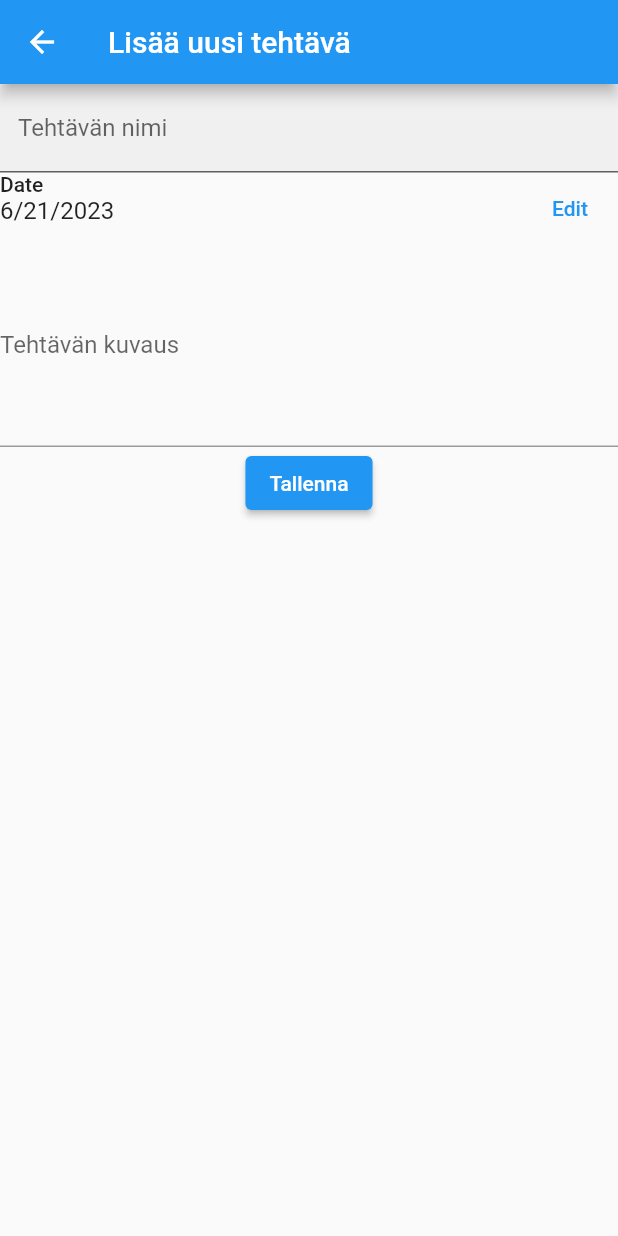
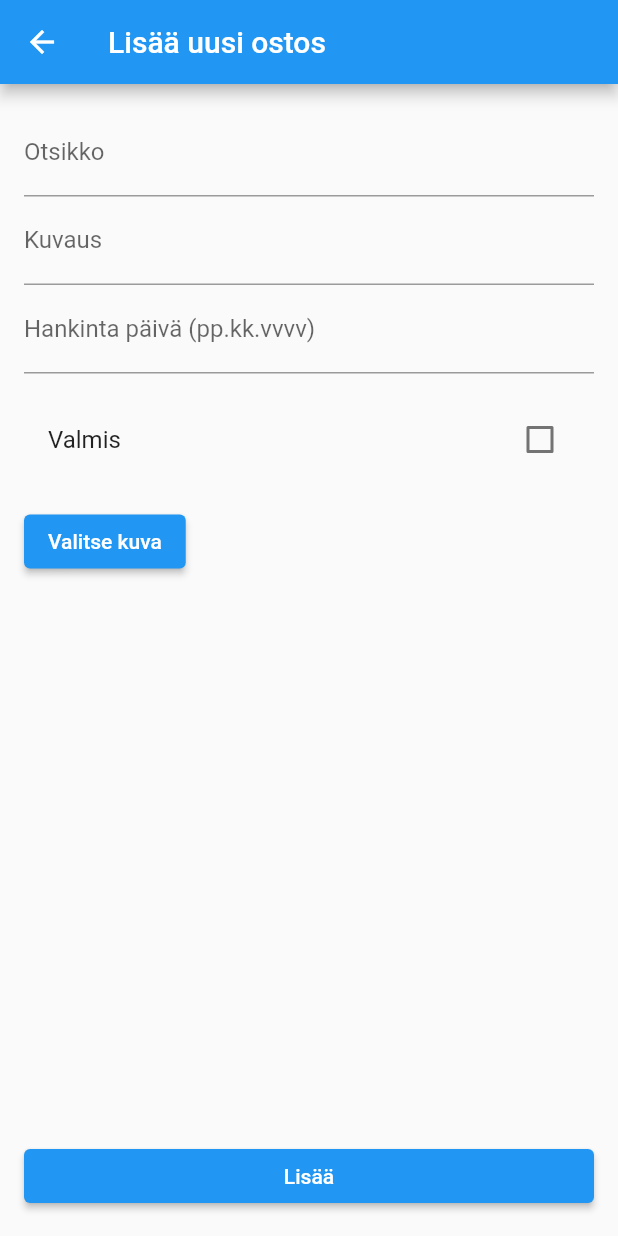
Before and after one commit to juhodufva/tasks, a Flutter app: the screen it shows after launch, after a tap on the "add" icon, on a phone screen of 412 x 824 dp. Run offline on Flutter 3.47's test engine with Material 2 defaults, Android fonts, the phone set to English and light mode, and no system bars; our stand-ins replace image_picker, sqflite; accounts and stored records are empty.

```diff
--- a/lib/data/db_helper.dart
+++ b/lib/data/db_helper.dart
@@ -1,3 +1,5 @@
+import 'dart:developer';
+
 import 'package:path/path.dart';
 import 'package:sqflite/sqflite.dart';
 import 'package:path_provider/path_provider.dart';
@@ -21,12 +23,14 @@ class DatabaseHelper {
   Future<void> init() async {
     final documentsDirectory = await getApplicationDocumentsDirectory();
     final path = join(documentsDirectory.path, _databaseName);
-
+    log('dbhelper_init');
     _db = await openDatabase(
       path,
       version: _databaseVersion,
       onCreate: _onCreate,
     );
+    log(_db.isOpen.toString());
+    log(_db.toString());
   }
 
   // SQL code to create the database table
@@ -54,6 +58,7 @@ class DatabaseHelper {
   // All of the rows are returned as a list of maps, where each map is
   // a key-value list of columns.
   Future<List<TodoItem>> queryAllRows() async {
+    log(_db.isOpen.toString());
     final List<Map<String, dynamic>> maps = await _db.query(table);
 
     return List.generate(maps.length, (i) {
@@ -84,6 +89,13 @@ class DatabaseHelper {
     );
   }
 
+  Future<int> deleteTodoItem(int id) async {
+    final db = await _db.database;
+    return await _db.delete(table, where: "$columnId = ?", whereArgs: [id]);
+  }
+
   Future<void> deleteDatabase(String path) =>
       databaseFactory.deleteDatabase(path);
+
+  queryRowCount() {}
 }
--- a/lib/models/todo_item.dart
+++ b/lib/models/todo_item.dart
@@ -1,16 +1,25 @@
+import 'dart:io';
+
 class TodoItem {
   int id = -1;
   String title = "";
   String description = "";
   DateTime date = DateTime.now();
-  bool done = false;
+  final bool done;
+  File? image;
 
-  TodoItem(
-      {this.id = -1,
-      required this.title,
-      this.description = "",
-      required this.date,
-      this.done = false});
+  TodoItem({
+    this.id = -1,
+    required this.title,
+    this.description = "",
+    required this.date,
+    this.done = false,
+    this.image,
+  });
+
+  void setImage(File image) {
+    this.image = image;
+  }
 
   Map<String, dynamic> toMap() {
     return {
--- a/lib/models/todo_list_manager.dart
+++ b/lib/models/todo_list_manager.dart
@@ -12,6 +12,7 @@ class TodoListManager extends ChangeNotifier {
   TodoListManager() {}
 
   Future<void> init() async {
+    await dbHelper.init();
     loadFromDb();
   }
 
@@ -36,10 +37,16 @@ class TodoListManager extends ChangeNotifier {
   }
 
   void loadFromDb() async {
+    log('todolistManagerLoad');
     final list = await dbHelper.queryAllRows();
     for (TodoItem item in list) {
       _items.add(item);
     }
     notifyListeners();
   }
+
+  void deleteItem(TodoItem item) {
+    _items.remove(item);
+    notifyListeners();
+  }
 }
--- a/lib/views/input_task_view.dart
+++ b/lib/views/input_task_view.dart
@@ -1,142 +1,163 @@
+import 'dart:io';
 import 'package:flutter/material.dart';
-import 'package:intl/intl.dart' as intl;
+import 'package:intl/intl.dart';
+import 'package:provider/provider.dart';
 import 'package:tasks/models/todo_item.dart';
-import 'package:sqflite/sqflite.dart';
-import 'dart:async';
-import 'package:flutter/widgets.dart';
-import 'package:path/path.dart';
+import 'package:tasks/models/todo_list_manager.dart';
+import 'package:image_picker/image_picker.dart';
 
 class InputTaskView extends StatefulWidget {
-  const InputTaskView({super.key});
+  const InputTaskView({Key? key}) : super(key: key);
 
   @override
-  State<InputTaskView> createState() => InputStateView();
+  _InputTaskViewState createState() => _InputTaskViewState();
 }
 
-class InputStateView extends State<InputTaskView> {
-  final _formKey = GlobalKey<FormState>();
-  String? title;
-  String? description;
-  bool? done = false;
-  DateTime date = DateTime.now();
+class _InputTaskViewState extends State<InputTaskView> {
+  late final TextEditingController _titleController;
+  late final TextEditingController _descriptionController;
+  late final TextEditingController _dateController;
+  late bool _done = false;
+  DateTime? _selectedDate;
+  File? _selectedImage;
+
+  @override
+  void initState() {
+    super.initState();
+    _titleController = TextEditingController();
+    _descriptionController = TextEditingController();
+    _dateController = TextEditingController();
+  }
+
+  @override
+  void dispose() {
+    _titleController.dispose();
+    _descriptionController.dispose();
+    _dateController.dispose();
+    super.dispose();
+  }
+
+  Future<void> _selectImage() async {
+    final ImagePicker picker = ImagePicker();
+    final XFile? pickedImage =
+        await picker.pickImage(source: ImageSource.gallery);
+    if (pickedImage != null) {
+      setState(() {
+        _selectedImage = File(pickedImage.path);
+      });
+    }
+  }
 
   @override
   Widget build(BuildContext context) {
     return Scaffold(
       appBar: AppBar(
-        title: const Text("Lisää uusi tehtävä"),
+        title: const Text('Lisää uusi ostos'),
       ),
-      body: Center(
-          child: Form(
-              key: _formKey,
+      body: Padding(
+        padding: const EdgeInsets.all(16.0),
         child: Column(
+          crossAxisAlignment: CrossAxisAlignment.start,
           children: [
-                  TextFormField(
+            TextField(
+              controller: _titleController,
               decoration: const InputDecoration(
-                      filled: true,
-                      hintText: 'Tehtävän nimi',
-                      labelText: 'Tehtävän nimi',
+                labelText: 'Otsikko',
               ),
-                    onChanged: (value) {
-                      title = value;
-                    },
-                    validator: (value) {
-                      if (value!.isEmpty) {
-                        return 'Tehtävän nimi on pakollinen';
+            ),
+            TextField(
+              controller: _descriptionController,
+              decoration: const InputDecoration(
+                labelText: 'Kuvaus',
+              ),
+            ),
+            TextField(
+              controller: _dateController,
+              decoration: const InputDecoration(
+                labelText: 'Hankinta päivä (pp.kk.vvvv)',
+              ),
+              onTap: () async {
+                final DateTime? date = await showDatePicker(
+                  context: context,
+                  initialDate: DateTime.now(),
+                  firstDate: DateTime.now(),
+                  lastDate: DateTime(2100),
+                );
+                if (date != null) {
+                  _selectedDate = date;
+                  _dateController.text = DateFormat('dd.MM.yyyy').format(date);
                 }
-                      return null;
               },
             ),
-                  _FormDatePicker(
-                    date: date,
-                    onChanged: (value) {
+            const SizedBox(height: 16.0),
+            CheckboxListTile(
+              title: const Text('Valmis'),
+              value: _done,
+              onChanged: (bool? value) {
                 setState(() {
-                        date = value;
+                  _done = value ?? false;
                 });
               },
             ),
-                  TextFormField(
-                    decoration: const InputDecoration(
-                      labelText: 'Tehtävän kuvaus',
+            const SizedBox(height: 16.0),
+            ElevatedButton(
+              onPressed: _selectImage,
+              child: const Text('Valitse kuva'),
             ),
-                    validator: (value) {
-                      if (value == null || value.isEmpty) {
-                        return 'Please enter some text';
-                      }
-                      return null;
-                    },
-                    minLines: 5,
-                    maxLines: 15,
+            if (_selectedImage != null) ...[
+              const SizedBox(height: 16.0),
+              Image.file(
+                _selectedImage!,
+                width: 50,
+                height: 50,
               ),
-                  ElevatedButton(
+            ],
+            const Spacer(),
+            SizedBox(
+              width: double.infinity,
+              child: ElevatedButton(
                 onPressed: () {
-                      if (_formKey.currentState!.validate()) {
-                        ScaffoldMessenger.of(context).showSnackBar(
-                          const SnackBar(content: Text('Tallennettu')),
+                  final title = _titleController.text;
+                  final description = _descriptionController.text;
+                  final date = _selectedDate;
+                  final done = _done;
+                  final image = _selectedImage;
+
+                  if (title.isNotEmpty &&
+                      description.isNotEmpty &&
+                      date != null) {
+                    final todoItem = TodoItem(
+                      title: title,
+                      description: description,
+                      date: date,
+                      done: done,
+                      image: image,
+                    );
+                    Provider.of<TodoListManager>(context, listen: false)
+                        .add(todoItem);
+
+                    Navigator.pop(context);
+                  } else {
+                    showDialog(
+                      context: context,
+                      builder: (context) => AlertDialog(
+                        title: const Text('Täytä kaikki kentät'),
+                        actions: [
+                          TextButton(
+                            onPressed: () => Navigator.pop(context),
+                            child: const Text('OK'),
+                          ),
+                        ],
+                      ),
                     );
                   }
                 },
-                    child: const Text('Tallenna'),
+                child: const Text('Lisää'),
+              ),
             ),
           ],
-              ))),
+        ),
+      ),
     );
   }
 }
-
-class _FormDatePicker extends StatefulWidget {
-  final DateTime date;
-  final ValueChanged<DateTime> onChanged;
-
-  const _FormDatePicker({
-    required this.date,
-    required this.onChanged,
-  });
-
-  @override
-  State<_FormDatePicker> createState() => _FormDatePickerState();
-}
-
-class _FormDatePickerState extends State<_FormDatePicker> {
-  @override
-  Widget build(BuildContext context) {
-    return Row(
-      crossAxisAlignment: CrossAxisAlignment.start,
-      mainAxisAlignment: MainAxisAlignment.spaceBetween,
-      children: [
-        Column(
-          crossAxisAlignment: CrossAxisAlignment.start,
-          mainAxisAlignment: MainAxisAlignment.spaceAround,
-          children: [
-            Text(
-              'Date',
-              style: Theme.of(context).textTheme.bodyLarge,
-            ),
-            Text(
-              intl.DateFormat.yMd().format(widget.date),
-              style: Theme.of(context).textTheme.titleMedium,
-            ),
-          ],
-        ),
-        TextButton(
-          child: const Text('Edit'),
-          onPressed: () async {
-            var newDate = await showDatePicker(
-              context: context,
-              initialDate: widget.date,
-              firstDate: DateTime(1900),
-              lastDate: DateTime(2100),
-            );
-
-            // Don't change the date if the date picker returns null.
-            if (newDate == null) {
-              return;
-            }
-
-            widget.onChanged(newDate);
-          },
-        )
-      ],
-    );
-  }
-}
--- a/lib/views/todo_items_view.dart
+++ b/lib/views/todo_items_view.dart
@@ -1,43 +1,26 @@
+import 'dart:io';
 import 'package:flutter/material.dart';
 import 'package:flutter/widgets.dart';
 import 'package:intl/intl.dart';
 import 'package:provider/provider.dart';
+import 'package:sqflite/sqflite.dart';
 import 'package:tasks/models/todo_list_manager.dart';
-import 'package:sqflite/sqflite.dart';
+import 'package:tasks/models/todo_item.dart';
 import 'package:path/path.dart';
-import '../models/todo_item.dart';
 import 'input_task_view.dart';
-import 'dart:async';
+import 'package:image_picker/image_picker.dart';
 
 class TodoItemsListView extends StatelessWidget {
-  TodoItemsListView({
-    Key? key,
-  }) : super(key: key);
+  const TodoItemsListView({Key? key}) : super(key: key);
 
   @override
   Widget build(BuildContext context) {
-    List<TodoItem> itemList = [
-      TodoItem(
-        title: 'Ensimmäinen',
-        description: 'Tehtävän selitys',
-        date: DateTime.parse('2023-03-23'),
-        done: false,
-      ),
-      TodoItem(
-        title: 'Toinen',
-        description: 'Tehtävän selitys',
-        date: DateTime.parse('2023-03-23'),
-        done: false,
-      ),
-    ];
+    final listManager = Provider.of<TodoListManager>(context, listen: false);
 
     return Consumer<TodoListManager>(builder: (context, listManager, child) {
-      itemList.forEach((item) {
-        listManager.add(item);
-      });
       return Scaffold(
         appBar: AppBar(
-          title: const Text('Tehtävälista'),
+          title: const Text('Kauppalista'),
           actions: <Widget>[
             IconButton(
               icon: const Icon(Icons.add),
@@ -46,7 +29,9 @@ class TodoItemsListView extends StatelessWidget {
                 Navigator.push(
                   context,
                   MaterialPageRoute(
-                        builder: (context) => const InputTaskView()));
+                    builder: (context) => const InputTaskView(),
+                  ),
+                );
               },
             ),
             IconButton(
@@ -56,18 +41,21 @@ class TodoItemsListView extends StatelessWidget {
                 Navigator.push(
                   context,
                   MaterialPageRoute(
-                          builder: (context) => const InputTaskView()));
-                })
+                    builder: (context) => const InfoScreen(),
+                  ),
+                );
+              },
+            ),
           ],
         ),
         body: ListView.builder(
-          itemCount: itemList.length,
-          itemBuilder: (BuildContext ctxt, int index) {
+          itemCount: listManager.items.length,
+          itemBuilder: (BuildContext context, int index) {
+            final item = listManager.items[index];
             return _buildTodoCard(
-              listManager.items[index].title,
-              listManager.items[index].description,
-              listManager.items[index].date,
-              listManager.items[index].done,
+              context,
+              item,
+              () => listManager.deleteItem(item),
             );
           },
         ),
@@ -75,15 +63,24 @@ class TodoItemsListView extends StatelessWidget {
     });
   }
 
+  Future<void> _pickImage(TodoItem item) async {
+    final picker = ImagePicker();
+    final pickedImage = await picker.getImage(source: ImageSource.gallery);
+
+    if (pickedImage != null) {
+      item.setImage(File(pickedImage.path));
+    }
+  }
+
   Center _buildTodoCard(
-      String? title, String? description, DateTime? date, bool? done) {
-    title ??= "";
-    description ??= "";
-    String formattedDate = "";
-    done ??= false;
-    if (date != null) {
-      formattedDate = DateFormat('dd.MM.yyyy').format(date);
-    }
+      BuildContext context, TodoItem item, VoidCallback onDelete) {
+    final title = item.title;
+    final description = item.description;
+    final date = item.date;
+    final done = item.done;
+    final image = item.image;
+    final formattedDate =
+        date != null ? DateFormat('dd.MM.yyyy').format(date) : '';
 
     return Center(
       child: Card(
@@ -91,14 +88,63 @@ class TodoItemsListView extends StatelessWidget {
           mainAxisSize: MainAxisSize.min,
           children: <Widget>[
             ListTile(
-              trailing:
-                  Icon(Icons.done, color: done ? Colors.green : Colors.grey),
+              trailing: Row(
+                mainAxisSize: MainAxisSize.min,
+                children: <Widget>[
+                  Icon(
+                    Icons.done,
+                    color: done ? Colors.green : Colors.grey,
+                  ),
+                  GestureDetector(
+                    child: Icon(
+                      Icons.delete,
+                      color: Colors.red,
+                    ),
+                    onTap: onDelete,
+                  ),
+                ],
+              ),
+              leading: image != null
+                  ? CircleAvatar(
+                      backgroundImage: FileImage(image),
+                    )
+                  : null,
+              onTap: () => _pickImage(item),
               title: Row(
                 mainAxisAlignment: MainAxisAlignment.spaceBetween,
-                children: [Text(title), Text(formattedDate)],
-              ))
+                children: [
+                  Text(title),
+                  Text(description),
+                  Text(formattedDate),
                 ],
               ),
-    ));
+            ),
+            // if (image != null) ...[
+            //   SizedBox(
+            //     width: double.infinity,
+            //     child: Image.file(image),
+            //   ),
+            // ],
+          ],
+        ),
+      ),
+    );
   }
 }
+
+class InfoScreen extends StatelessWidget {
+  const InfoScreen({Key? key}) : super(key: key);
+
+  @override
+  Widget build(BuildContext context) {
+    return Scaffold(
+      appBar: AppBar(
+        title: const Text('Info'),
+      ),
+      body: const Center(
+        child: Text(
+            'Tämä on kauppalista sovellus. Pääset lisäämään ostoksesi etusivulla olevan + painikkeen kautta, jossa pääset syöttämään ostoksen nimen ja tarvittaessa lisäämään lisätietoja muun muassa kuvan. Sovellusta voi käyttää myös näyttö poikittais suunnassa. '),
+      ),
+    );
+  }
+}
--- a/pubspec.yaml
+++ b/pubspec.yaml
@@ -39,6 +39,7 @@ dependencies:
   provider: ^6.0.5
   sqflite: ^2.2.2
   path_provider: ^2.0.14
+  image_picker: ^0.8.4+4
 path_provider: ^2.0.11
 path: ^1.8.2
 
```
Also changed, not shown: lib/main.dart (+91 -1 lines), pubspec.lock, 7 other files. Lines whose indentation alone changed are shown as unchanged.
